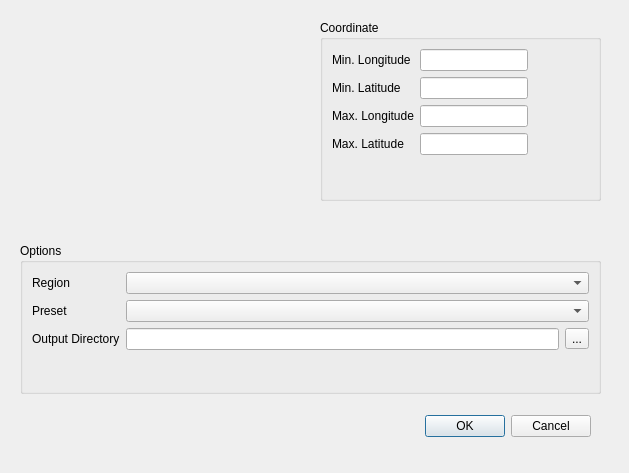
Before: the Qt Designer form safe_qgis/import_dialog_base.ui in inasafe/inasafe, drawn with Qt 5.
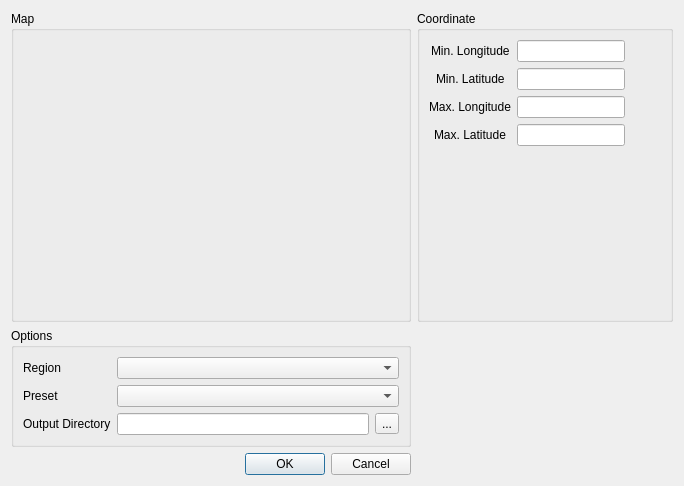
After: the same form once the commit is applied.

Commit message: make widget resizeable

The edit to the form file:
```diff
--- a/safe_qgis/import_dialog_base.ui
+++ b/safe_qgis/import_dialog_base.ui
@@ -6,37 +6,49 @@
    <rect>
     <x>0</x>
     <y>0</y>
-    <width>629</width>
-    <height>473</height>
+    <width>683</width>
+    <height>486</height>
    </rect>
   </property>
   <property name="windowTitle">
    <string>Dialog</string>
   </property>
-  <widget class="QDialogButtonBox" name="buttonBox">
-   <property name="geometry">
-    <rect>
-     <x>250</x>
-     <y>410</y>
-     <width>341</width>
-     <height>32</height>
-    </rect>
-   </property>
-   <property name="orientation">
-    <enum>Qt::Horizontal</enum>
-   </property>
-   <property name="standardButtons">
-    <set>QDialogButtonBox::Cancel|QDialogButtonBox::Ok</set>
-   </property>
-  </widget>
+  <layout class="QGridLayout" name="gridLayout">
+   <item row="0" column="0">
+    <widget class="QGroupBox" name="gbxMap">
+     <property name="sizePolicy">
+      <sizepolicy hsizetype="Expanding" vsizetype="Expanding">
+       <horstretch>0</horstretch>
+       <verstretch>0</verstretch>
+      </sizepolicy>
+     </property>
+     <property name="minimumSize">
+      <size>
+       <width>400</width>
+       <height>300</height>
+      </size>
+     </property>
+     <property name="title">
+      <string>Map</string>
+     </property>
+    </widget>
+   </item>
+   <item row="0" column="1">
   <widget class="QGroupBox" name="groupBox">
-   <property name="geometry">
-    <rect>
-     <x>320</x>
-     <y>20</y>
-     <width>281</width>
-     <height>181</height>
-    </rect>
+     <property name="sizePolicy">
+      <sizepolicy hsizetype="Minimum" vsizetype="Minimum">
+       <horstretch>0</horstretch>
+       <verstretch>0</verstretch>
+      </sizepolicy>
+     </property>
+     <property name="minimumSize">
+      <size>
+       <width>256</width>
+       <height>300</height>
+      </size>
+     </property>
+     <property name="layoutDirection">
+      <enum>Qt::LeftToRight</enum>
    </property>
    <property name="title">
     <string>Coordinate</string>
@@ -45,6 +57,9 @@
     <property name="fieldGrowthPolicy">
      <enum>QFormLayout::FieldsStayAtSizeHint</enum>
     </property>
+      <property name="labelAlignment">
+       <set>Qt::AlignCenter</set>
+      </property>
     <item row="0" column="0">
      <widget class="QLabel" name="label">
       <property name="text">
@@ -87,15 +102,9 @@
     </item>
    </layout>
   </widget>
+   </item>
+   <item row="1" column="0">
   <widget class="QGroupBox" name="groupBox_2">
-   <property name="geometry">
-    <rect>
-     <x>20</x>
-     <y>243</y>
-     <width>581</width>
-     <height>151</height>
-    </rect>
-   </property>
    <property name="title">
     <string>Options</string>
    </property>
@@ -147,6 +156,18 @@
     </item>
    </layout>
   </widget>
+   </item>
+   <item row="2" column="0">
+    <widget class="QDialogButtonBox" name="buttonBox">
+     <property name="orientation">
+      <enum>Qt::Horizontal</enum>
+     </property>
+     <property name="standardButtons">
+      <set>QDialogButtonBox::Cancel|QDialogButtonBox::Ok</set>
+     </property>
+    </widget>
+   </item>
+  </layout>
  </widget>
  <resources/>
  <connections>
```
Lines whose indentation alone changed are shown as unchanged. The commit also changes 2 other files.
